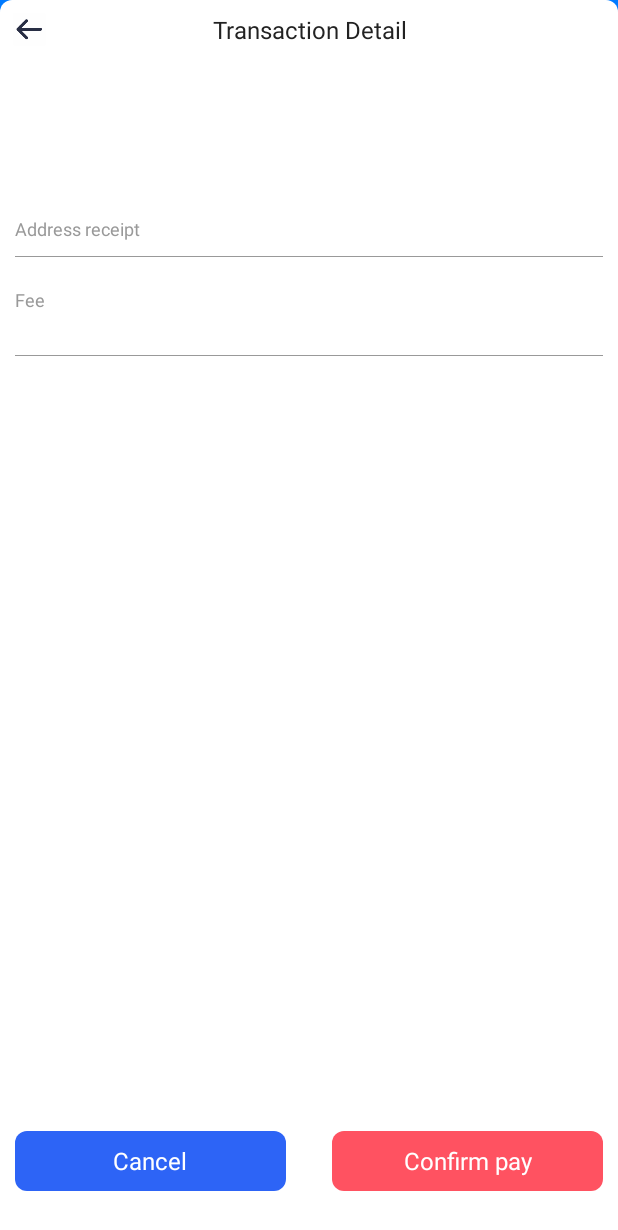
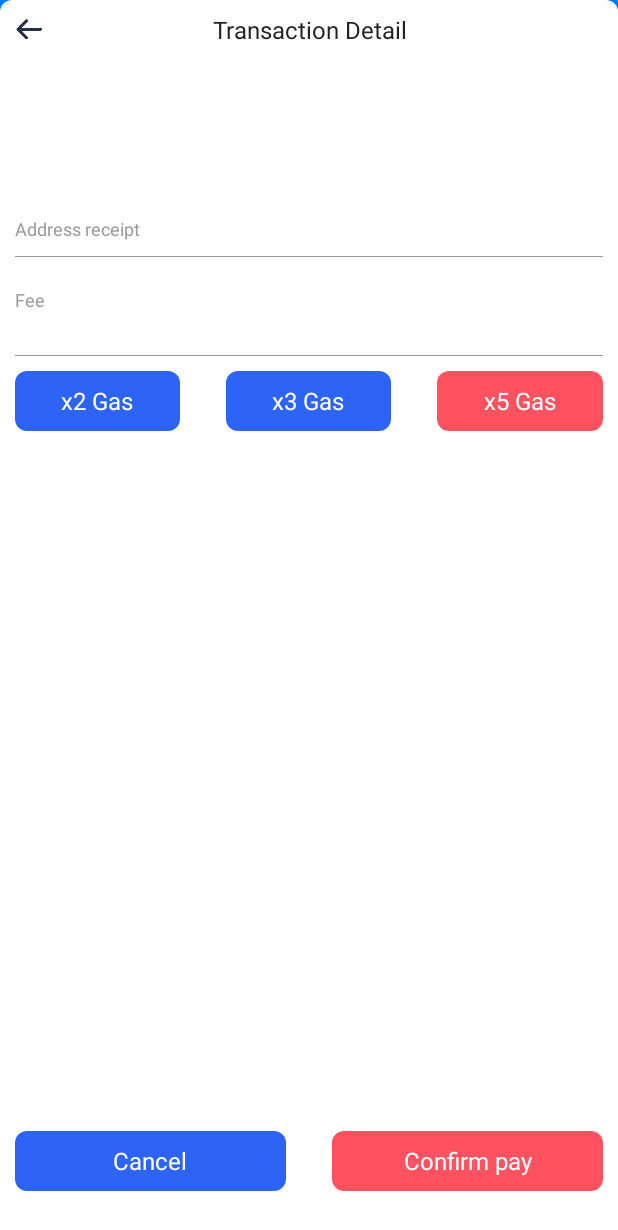
Before and after one commit to NWLD/OpenDefi, an Android app: the layout dialog_transaction_confirm.xml on its own in the app's theme, with its tools: preview values and no code run, on a phone screen of 412 x 824 dp. Shown: the top 1230 px of the screen. Run offline under Robolectric (Android 15) with nearby library versions, the phone set to English and light mode, and no system bars.

```diff
--- a/app/src/main/res/layout/dialog_transaction_confirm.xml
+++ b/app/src/main/res/layout/dialog_transaction_confirm.xml
@@ -132,6 +132,51 @@
                 android:layout_width="match_parent"
                 android:orientation="horizontal"
                 android:layout_margin="10dp"
+                android:layout_height="wrap_content">
+
+                <TextView
+                    android:id="@+id/x2gas"
+                    android:textColor="@color/base_button_title"
+                    android:textSize="@dimen/title"
+                    android:background="@drawable/base_button"
+                    android:layout_width="0dp"
+                    android:layout_weight="1"
+                    android:gravity="center"
+                    android:text="x2 Gas"
+                    android:layout_marginRight="15dp"
+                    android:layout_height="40dp"/>
+
+                <TextView
+                    android:id="@+id/x3gas"
+                    android:textColor="@color/base_button_title"
+                    android:textSize="@dimen/title"
+                    android:background="@drawable/base_button"
+                    android:layout_width="0dp"
+                    android:layout_weight="1"
+                    android:gravity="center"
+                    android:layout_marginLeft="15dp"
+                    android:layout_marginRight="15dp"
+                    android:text="x3 Gas"
+                    android:layout_height="40dp"/>
+
+                <TextView
+                    android:id="@+id/x5gas"
+                    android:textColor="@color/base_button_title"
+                    android:textSize="@dimen/title"
+                    android:background="@drawable/base_warning_button"
+                    android:layout_width="0dp"
+                    android:layout_weight="1"
+                    android:gravity="center"
+                    android:layout_marginLeft="15dp"
+                    android:text="x5 Gas"
+                    android:layout_height="40dp"/>
+
+            </LinearLayout>
+
+            <LinearLayout
+                android:layout_width="match_parent"
+                android:orientation="horizontal"
+                android:layout_margin="10dp"
                 android:gravity="bottom"
                 android:paddingBottom="20dp"
                 android:layout_height="match_parent">
```
Also changed, not shown: app/src/main/java/com/nwld/defi/tools/constant/ChainConstant.java (+26 -0 lines), app/src/main/java/com/nwld/defi/tools/ui/transaction/TransactionConfirmDialog.java (+34 -0 lines).
